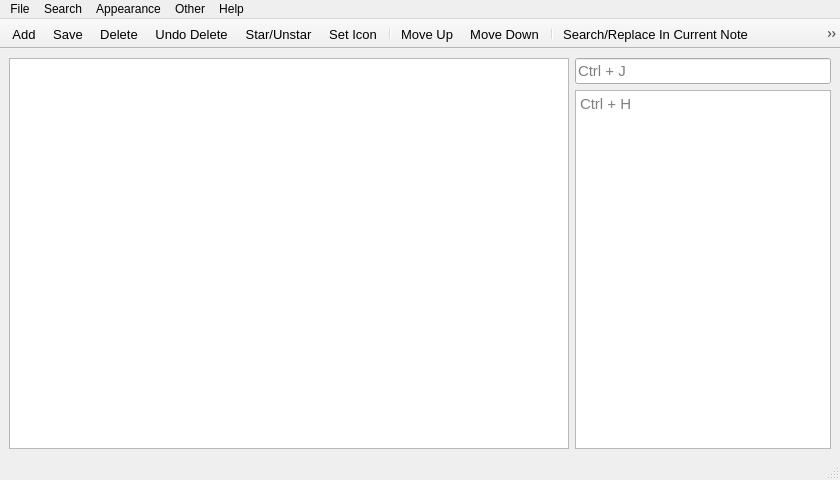
Old version of the form treenotes.ui in the repository UnkindledTwo/TreeNotes.
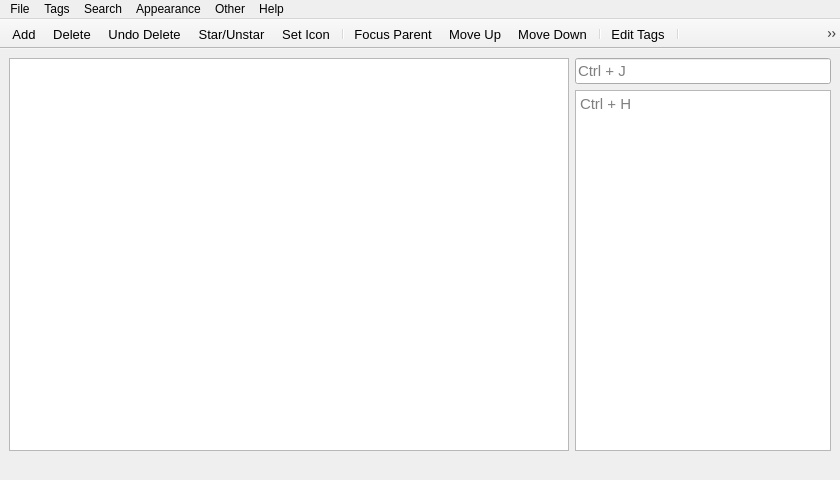
New version of the form. Icons and pictures are not drawn. Custom widgets are drawn as their Qt base class.

```diff
--- a/treenotes.ui
+++ b/treenotes.ui
@@ -241,7 +241,15 @@
     <addaction name="separator"/>
     <addaction name="actionChange_Layout"/>
    </widget>
+   <widget class="QMenu" name="menuTags">
+    <property name="title">
+     <string>Tags</string>
+    </property>
+    <addaction name="actionChange_Tag"/>
+    <addaction name="actionTag_Info"/>
+   </widget>
    <addaction name="menuFile"/>
+   <addaction name="menuTags"/>
    <addaction name="menuSearch"/>
    <addaction name="menuAppearance"/>
    <addaction name="menuOther"/>
@@ -255,7 +263,7 @@
     </font>
    </property>
    <property name="sizeGripEnabled">
-    <bool>true</bool>
+    <bool>false</bool>
    </property>
   </widget>
   <widget class="QToolBar" name="ToolBar">
@@ -275,17 +283,18 @@
     <bool>false</bool>
    </attribute>
    <addaction name="actionAdd"/>
-   <addaction name="actionSave"/>
    <addaction name="actionDelete"/>
    <addaction name="actionUndo_Delete"/>
    <addaction name="actionStar_Unstar"/>
    <addaction name="actionSet_Icon"/>
    <addaction name="separator"/>
+   <addaction name="actionFocus_Parent"/>
    <addaction name="actionMove_Up"/>
    <addaction name="actionMove_Down"/>
    <addaction name="separator"/>
+   <addaction name="actionChange_Tag"/>
+   <addaction name="separator"/>
    <addaction name="actionSearch_In_Current_Note"/>
-   <addaction name="actionFullscreen_On_Off"/>
   </widget>
   <action name="actionAdd">
    <property name="text">
```
Left out of the diff: 34 changed lines with no effect on the pictures.
